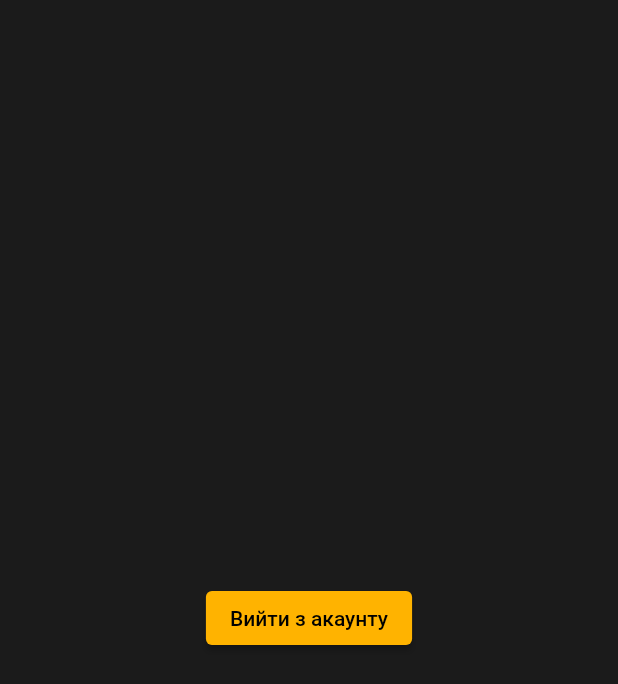
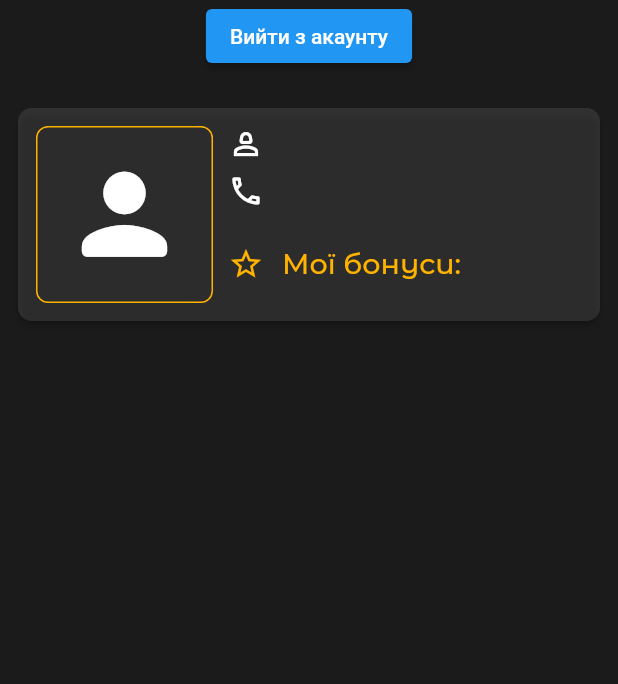
Before and after one commit to Zhenya-Mykhalskyi/Honey-Shop, a Flutter app: the UserProfileScreen screen opened directly, after a tap on "Вийти з акаунту", on a phone screen of 412 x 824 dp. Shown: the top 684 px of the screen. Run offline on Flutter 3.47's test engine with Material 2 defaults, Android fonts, the phone set to English and light mode, and no system bars; our stand-ins replace cached_network_image, cloud_firestore, connectivity_plus, firebase_auth, firebase_core, firebase_storage and 2 more; accounts and stored records are empty; project files that could hold a hidden picture were left out.

Commit message:
style: UserProvfileScreen photo container

```diff
--- a/lib/admin/admin_screens/product_edit_screen.dart
+++ b/lib/admin/admin_screens/product_edit_screen.dart
@@ -323,7 +323,8 @@ class _ProductEditScreenState extends State<ProductEditScreen> {
                                                 fit: BoxFit.cover,
                                               ),
                                             ),
-                                            )),
+                                          ),
+                              ),
                               const SizedBox(width: 14),
                               Expanded(
                                 child: Column(
--- a/lib/screens/user_main_screen.dart
+++ b/lib/screens/user_main_screen.dart
@@ -1,5 +1,5 @@
 import 'package:flutter/material.dart';
-import 'package:honey/widgets/total_amount.dart';
+import 'package:honey/widgets/title_appbar.dart';
 import 'package:provider/provider.dart';
 
 import 'package:honey/admin/admin_screens/about_admin_screen.dart';
@@ -50,15 +50,10 @@ class _UserMainScreenState extends State<UserMainScreen>
           ),
         ],
       ),
-      appBar: AppBar(
-        title: _selectedBottomNavBarIndex == 0
-            ? const Text('Особистий кабінет')
-            : _selectedBottomNavBarIndex == 2
-                ? const Text('Інформація про нас')
-                : null,
+      appBar: _selectedBottomNavBarIndex == 1
+          ? AppBar(
               bottom: PreferredSize(
-          preferredSize:
-              Size.fromHeight(_selectedBottomNavBarIndex == 2 ? 0 : 50),
+                preferredSize: const Size.fromHeight(50),
                 child: Container(
                   padding: const EdgeInsets.symmetric(horizontal: 15),
                   child: _selectedBottomNavBarIndex == 1
@@ -90,16 +85,13 @@ class _UserMainScreenState extends State<UserMainScreen>
               ),
               toolbarHeight: 100,
               elevation: 0,
-        leading: _selectedBottomNavBarIndex == 1
-            ? Container(
+              leading: Container(
                 margin: const EdgeInsets.only(left: 20, top: 20),
                 child: Image.asset('./assets/img/logo.png'),
-              )
-            : Container(),
+              ),
               leadingWidth: 95,
               actions: [
-          _selectedBottomNavBarIndex == 1
-              ? Container(
+                Container(
                   margin: const EdgeInsets.only(top: 35, right: 10),
                   child: Row(
                     crossAxisAlignment: CrossAxisAlignment.center,
@@ -134,9 +126,12 @@ class _UserMainScreenState extends State<UserMainScreen>
                     ],
                   ),
                 )
-              : Container(),
               ],
-      ),
+            )
+          : TitleAppBar(
+              title: _selectedBottomNavBarIndex == 0
+                  ? 'Особистий кабінет'
+                  : 'Інформація про магазин'),
       bottomNavigationBar: BottomNavigationBar(
         showSelectedLabels: false,
         showUnselectedLabels: false,
--- a/lib/screens/user_profile_screen.dart
+++ b/lib/screens/user_profile_screen.dart
@@ -1,10 +1,50 @@
+import 'package:cached_network_image/cached_network_image.dart';
+import 'package:cloud_firestore/cloud_firestore.dart';
 import 'package:flutter/material.dart';
 import 'package:firebase_auth/firebase_auth.dart';
 
 import 'package:honey/widgets/app_colors.dart';
 
-class UserProfileScreen extends StatelessWidget {
+class UserProfileScreen extends StatefulWidget {
   const UserProfileScreen({Key? key}) : super(key: key);
+
+  @override
+  State<UserProfileScreen> createState() => _UserProfileScreenState();
+}
+
+class _UserProfileScreenState extends State<UserProfileScreen> {
+  String? userName;
+
+  @override
+  void initState() {
+    super.initState();
+    _fetchUserName();
+  }
+
+  void _fetchUserName() async {
+    try {
+      final user = FirebaseAuth.instance.currentUser;
+      if (user != null) {
+        final userDoc = await FirebaseFirestore.instance
+            .collection('users')
+            .doc(user.uid)
+            .get();
+        if (userDoc.exists) {
+          final userNameData = userDoc.data()?['name'];
+          print('Fetched user name: $userNameData');
+          setState(() {
+            userName = userNameData;
+          });
+        } else {
+          print('User document does not exist for id: ${user.uid}');
+        }
+      } else {
+        print('User is not logged in.');
+      }
+    } catch (e) {
+      print("Error fetching user name: $e");
+    }
+  }
 
   void _logout(BuildContext context) async {
     try {
@@ -16,20 +56,120 @@ class UserProfileScreen extends StatelessWidget {
 
   @override
   Widget build(BuildContext context) {
+    final user = FirebaseAuth.instance.currentUser;
+
     return Scaffold(
       body: Center(
         child: Column(
-          mainAxisAlignment: MainAxisAlignment.center,
           children: [
             ElevatedButton(
-              style: ButtonStyle(
-                foregroundColor: MaterialStateProperty.all(Colors.black),
-                backgroundColor: MaterialStateProperty.all(
-                  AppColors.primaryColor,
+              onPressed: () => _logout(context),
+              child: const Text('Вийти з акаунту'),
+            ),
+            Padding(
+              padding: const EdgeInsets.symmetric(horizontal: 8, vertical: 20),
+              child: Card(
+                color: Colors.white.withOpacity(0.1),
+                elevation: 2,
+                shape: RoundedRectangleBorder(
+                  borderRadius: BorderRadius.circular(9),
+                ),
+                child: Container(
+                  padding: const EdgeInsets.all(12),
+                  child: IntrinsicHeight(
+                    child: Row(
+                      children: [
+                        Expanded(
+                          flex: 1,
+                          child: AspectRatio(
+                            aspectRatio: 1,
+                            child: Container(
+                              decoration: BoxDecoration(
+                                borderRadius: BorderRadius.circular(8),
+                                border: Border.all(
+                                  color: AppColors.primaryColor,
+                                ),
+                              ),
+                              child: ClipRRect(
+                                borderRadius: BorderRadius.circular(10),
+                                child: const Icon(
+                                  Icons.person_rounded,
+                                  color: Colors.white,
+                                  size: 85,
+                                ),
+                                // child: AspectRatio(
+                                //   aspectRatio: 1,
+                                //   child: CachedNetworkImage(
+                                //     imageUrl:
+                                //     fit: BoxFit.cover,
+                                //   ),
+                                // ),
+                              ),
+                            ),
+                          ),
+                        ),
+                        const SizedBox(width: 10),
+                        Expanded(
+                          flex: 2,
+                          child: Column(
+                            crossAxisAlignment: CrossAxisAlignment.start,
+                            children: [
+                              Row(
+                                children: [
+                                  const Icon(
+                                    Icons.person_2_outlined,
+                                    color: Colors.white,
+                                  ),
+                                  const SizedBox(width: 12),
+                                  Text(
+                                    userName.toString(),
+                                    style: const TextStyle(
+                                      fontSize: 19,
+                                    ),
+                                  ),
+                                ],
+                              ),
+                              const SizedBox(height: 7),
+                              Row(
+                                children: [
+                                  const Icon(
+                                    Icons.phone_outlined,
+                                    color: Colors.white,
+                                  ),
+                                  const SizedBox(width: 12),
+                                  Text(
+                                    user!.phoneNumber.toString(),
+                                    style: const TextStyle(
+                                      fontSize: 19,
+                                    ),
+                                  ),
+                                ],
+                              ),
+                              const SizedBox(height: 25),
+                              const Row(
+                                children: [
+                                  Icon(
+                                    Icons.star_border_purple500_outlined,
+                                    color: AppColors.primaryColor,
+                                  ),
+                                  SizedBox(width: 12),
+                                  Text(
+                                    'Мої бонуси:',
+                                    style: TextStyle(
+                                      fontSize: 19,
+                                      color: AppColors.primaryColor,
+                                    ),
+                                  ),
+                                ],
+                              ),
+                            ],
+                          ),
+                        ),
+                      ],
+                    ),
+                  ),
                 ),
               ),
-              onPressed: () => _logout(context),
-              child: const Text('Вийти з акаунту'),
             ),
           ],
         ),
```
Lines whose indentation alone changed are shown as unchanged.
